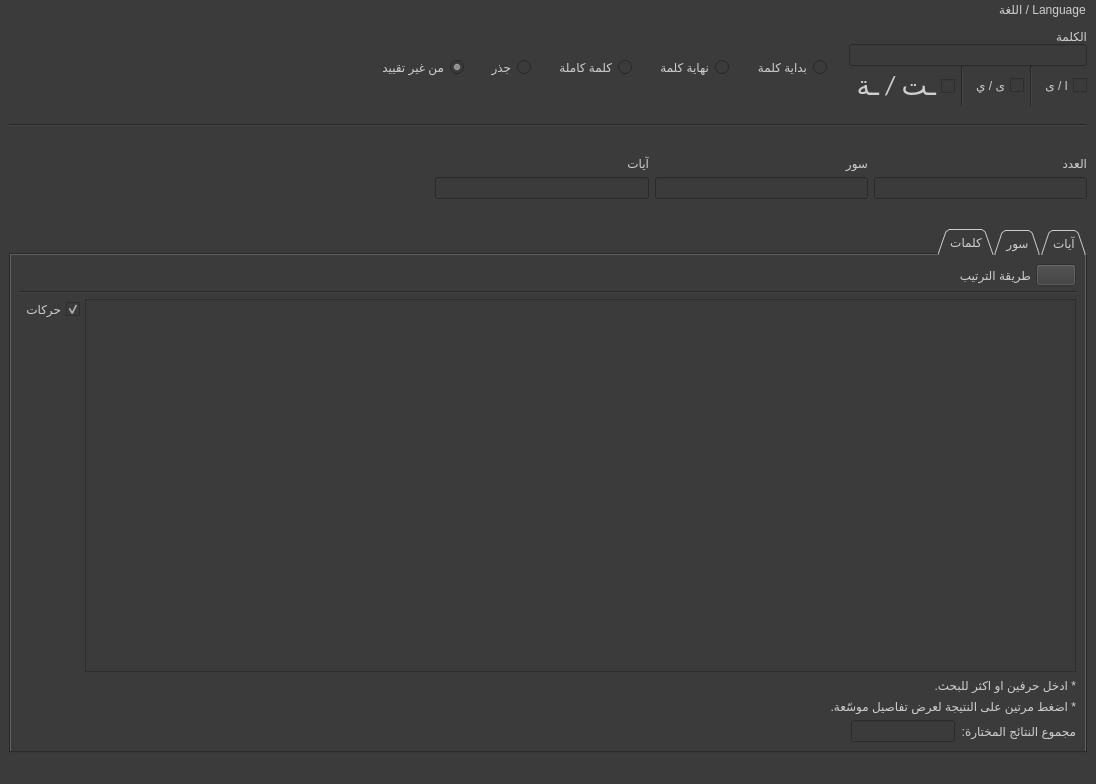
Above: gui/main_screen.ui from masalha-alaa/quran-counter before the change. Below: the same form after it.
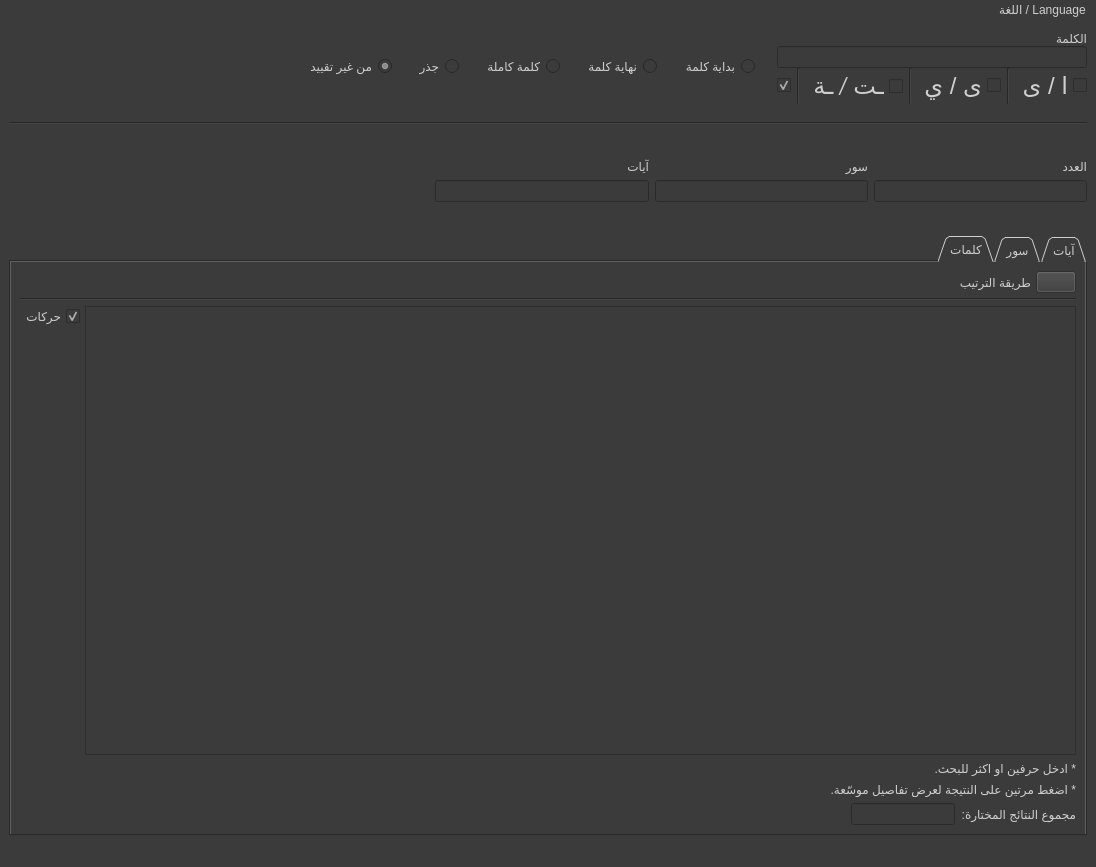
That is the form after the change. The open tabs and pages were chosen to show the change. Icons and pictures are not drawn.

Commit message: Maintain words order checkbox

Patch:
```diff
--- a/gui/main_screen.ui
+++ b/gui/main_screen.ui
@@ -7,7 +7,7 @@
     <x>0</x>
     <y>0</y>
     <width>1096</width>
-    <height>784</height>
+    <height>867</height>
    </rect>
   </property>
   <property name="windowTitle">
@@ -88,12 +88,15 @@
          </widget>
         </item>
         <item>
-         <layout class="QHBoxLayout" name="horizontalLayout_8" stretch="0,0,0,0,0">
+         <layout class="QHBoxLayout" name="horizontalLayout_8" stretch="0,0,0,0,0,0,0">
           <property name="spacing">
            <number>6</number>
           </property>
           <item>
            <widget class="QCheckBox" name="alifAlifMaksuraCheckbox">
+            <property name="styleSheet">
+             <string notr="true">font: 18pt;</string>
+            </property>
             <property name="text">
              <string>ا / ى</string>
             </property>
@@ -111,6 +114,9 @@
             <property name="enabled">
              <bool>true</bool>
             </property>
+            <property name="styleSheet">
+             <string notr="true">font: 18pt;</string>
+            </property>
             <property name="text">
              <string>ى / ي</string>
             </property>
@@ -131,17 +137,53 @@
             <property name="font">
              <font>
               <family>Calibri</family>
-              <pointsize>20</pointsize>
+              <pointsize>18</pointsize>
               <weight>50</weight>
               <italic>false</italic>
               <bold>false</bold>
              </font>
             </property>
+            <property name="styleSheet">
+             <string notr="true">font: 18pt;</string>
+            </property>
             <property name="text">
              <string>ـت / ـة</string>
             </property>
            </widget>
           </item>
+          <item>
+           <widget class="Line" name="line_7">
+            <property name="orientation">
+             <enum>Qt::Vertical</enum>
+            </property>
+           </widget>
+          </item>
+          <item>
+           <widget class="QCheckBox" name="maintainOrderCheckbox">
+            <property name="toolTip">
+             <string>محافظة على ترتيب الكلمات</string>
+            </property>
+            <property name="styleSheet">
+             <string notr="true">font: 18pt;</string>
+            </property>
+            <property name="text">
+             <string/>
+            </property>
+            <property name="icon">
+             <iconset resource="resources/resources.qrc">
+              <normaloff>:/in-order-icon.png</normaloff>:/in-order-icon.png</iconset>
+            </property>
+            <property name="iconSize">
+             <size>
+              <width>36</width>
+              <height>36</height>
+             </size>
+            </property>
+            <property name="checked">
+             <bool>true</bool>
+            </property>
+           </widget>
+          </item>
          </layout>
         </item>
        </layout>
```
Left out of the diff: 4 changed lines with no effect on the pictures. The commit also changes 13 other files.
